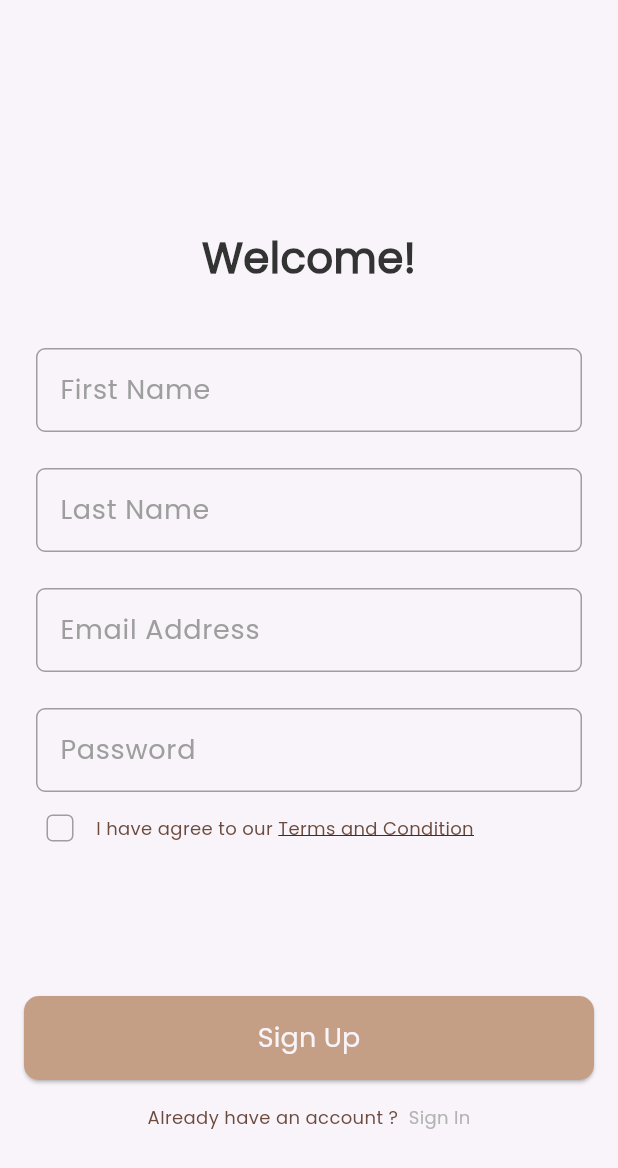
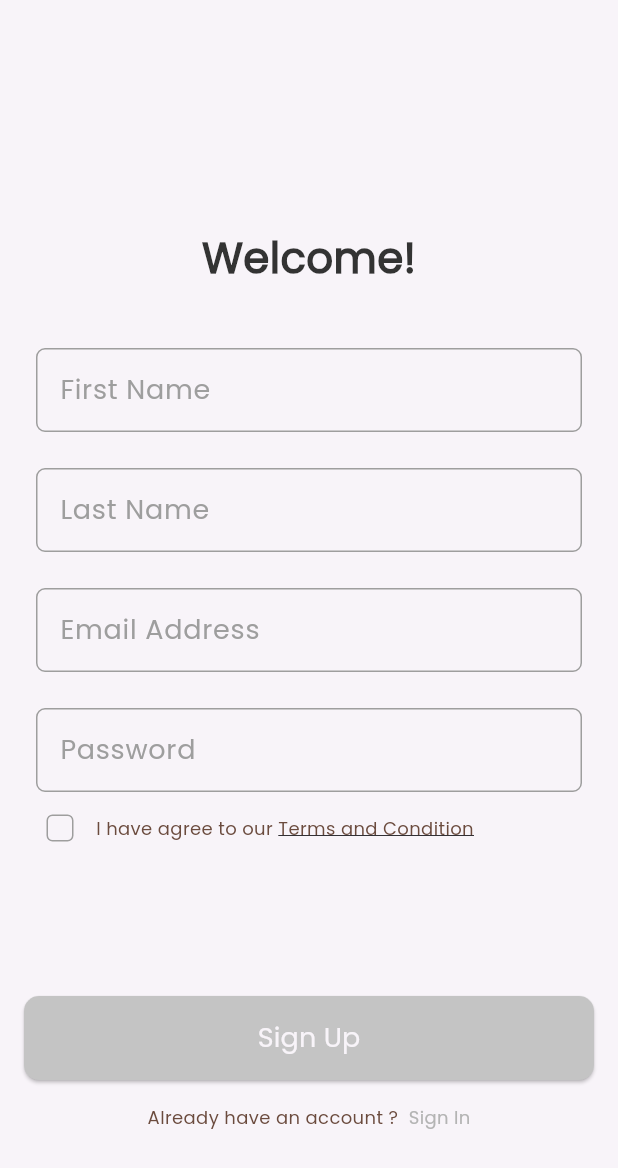
Before and after one commit to MrOsamaGeek/DalelMarket, a Flutter app: the SignUpView screen opened by its route, on a phone screen of 412 x 824 dp. Shown: the top 1168 px of the screen. Run offline on Flutter 3.47's test engine with Material 3 defaults, Android fonts, the phone set to English and light mode, and no system bars; our stand-ins replace firebase_auth, firebase_core, flutter_bloc, get_it, go_router, shared_preferences and 1 more; accounts and stored records are empty.

Commit message:
form validation

```diff
--- a/lib/features/auth/presentation/auth_cubit/cubit/auth_cubit.dart
+++ b/lib/features/auth/presentation/auth_cubit/cubit/auth_cubit.dart
@@ -1,18 +1,21 @@
 import 'package:dalel/features/auth/presentation/auth_cubit/cubit/auth_state.dart';
 import 'package:firebase_auth/firebase_auth.dart';
+import 'package:flutter/material.dart';
 import 'package:flutter_bloc/flutter_bloc.dart';
 
 class AuthCubit extends Cubit<AuthState> {
   AuthCubit() : super(AuthInitial());
-  late String? fristName;
-  late String? lastName;
-  late String? emailAddress;
-  late String? password;
+  String? fristName;
+  String? lastName;
+  String? emailAddress;
+  String? password;
+  bool? termsAndConditionCheckBox = false;
+  GlobalKey<FormState> signupFormKey = GlobalKey<FormState>();
   signUpWithEmailAndPassword() async {
     try {
       emit(SignUpLoadingState());
-      final credential = await FirebaseAuth.instance
-          .createUserWithEmailAndPassword(email: emailAddress!, password: password!);
+      await FirebaseAuth.instance.createUserWithEmailAndPassword(
+          email: emailAddress!, password: password!);
       emit(SignUpSuccessState());
     } on FirebaseAuthException catch (e) {
       if (e.code == 'weak-password') {
@@ -23,7 +26,13 @@ class AuthCubit extends Cubit<AuthState> {
             errMessage: 'The account already exists for that email.'));
       }
     } catch (e) {
+      print(e.toString());
       emit(SignUpFailureState(errMessage: e.toString()));
     }
   }
+
+  updateTermsAndConditionCheckBox({required newValue}) {
+    termsAndConditionCheckBox = newValue;
+    emit(TermsAndConditionUpdateState());
+  }
 }
--- a/lib/features/auth/presentation/auth_cubit/cubit/auth_state.dart
+++ b/lib/features/auth/presentation/auth_cubit/cubit/auth_state.dart
@@ -11,3 +11,4 @@ final class SignUpFailureState extends AuthState {
 
   SignUpFailureState({required this.errMessage});
 }
+final class TermsAndConditionUpdateState extends AuthState {}
--- a/lib/features/auth/presentation/views/sign_up_view.dart
+++ b/lib/features/auth/presentation/views/sign_up_view.dart
@@ -9,21 +9,22 @@ class SignUpView extends StatelessWidget {
 
   @override
   Widget build(BuildContext context) {
-    return Scaffold(
+    return const Scaffold(
       body: Padding(
-        padding: const EdgeInsets.symmetric(horizontal: 16.0),
+        padding: EdgeInsets.symmetric(horizontal: 16.0),
         child: CustomScrollView(
           slivers: [
-            const SliverToBoxAdapter(child: SizedBox(height: 152)),
-            const SliverToBoxAdapter(
+            SliverToBoxAdapter(child: SizedBox(height: 152)),
+            SliverToBoxAdapter(
                 child: WelcomeTextWidget(text: AppStrings.welcome)),
-            const SliverToBoxAdapter(child: SizedBox(height: 16)),
+            SliverToBoxAdapter(child: SizedBox(height: 16)),
             SliverToBoxAdapter(child: CustomSignUpForm()),
-            const SliverToBoxAdapter(child: SizedBox(height: 16)),
-            const SliverToBoxAdapter(
+            SliverToBoxAdapter(child: SizedBox(height: 16)),
+            SliverToBoxAdapter(
                 child: HaveAnAccountWidget(
                     text1: AppStrings.alreadyHaveAnAccount,
                     text2: AppStrings.signIn)),
+            SliverToBoxAdapter(child: SizedBox(height: 16)),
           ],
         ),
       ),
--- a/lib/features/auth/presentation/widget/custom_check_box.dart
+++ b/lib/features/auth/presentation/widget/custom_check_box.dart
@@ -1,4 +1,6 @@
+import 'package:dalel/features/auth/presentation/auth_cubit/cubit/auth_cubit.dart';
 import 'package:flutter/material.dart';
+import 'package:flutter_bloc/flutter_bloc.dart';
 
 class CustomCheckBox extends StatefulWidget {
   const CustomCheckBox({super.key});
@@ -18,6 +20,7 @@ class _CustomCheckBoxState extends State<CustomCheckBox> {
         onChanged: (newValue) {
           setState(() {
             value = newValue;
+            BlocProvider.of<AuthCubit>(context).updateTermsAndConditionCheckBox(newValue: newValue);
           });
         });
   }
--- a/lib/features/auth/presentation/widget/custom_signup_form.dart
+++ b/lib/features/auth/presentation/widget/custom_signup_form.dart
@@ -1,3 +1,4 @@
+import 'package:dalel/core/utils/app_colors.dart';
 import 'package:dalel/core/utils/app_strings.dart';
 import 'package:dalel/core/widgets/custom_btn.dart';
 import 'package:dalel/features/auth/presentation/auth_cubit/cubit/auth_cubit.dart';
@@ -15,39 +16,47 @@ class CustomSignUpForm extends StatelessWidget {
     return BlocConsumer<AuthCubit, AuthState>(
       listener: (context, state) {},
       builder: (context, state) {
+        AuthCubit authCubit = BlocProvider.of<AuthCubit>(context);
         return Form(
+            key: authCubit.signupFormKey,
             child: Column(
               children: [
                 CustomTextFormField(
                   labelText: AppStrings.fristName,
                   onChanged: (fristName) {
-                BlocProvider.of<AuthCubit>(context).fristName = fristName;
+                    authCubit.fristName = fristName;
                   },
                 ),
                 CustomTextFormField(
                   labelText: AppStrings.lastName,
                   onChanged: (lastName) {
-                BlocProvider.of<AuthCubit>(context).lastName = lastName;
+                    authCubit.lastName = lastName;
                   },
                 ),
                 CustomTextFormField(
                   labelText: AppStrings.emailAddress,
                   onChanged: (emailAddress) {
-                BlocProvider.of<AuthCubit>(context).emailAddress = emailAddress;
+                    authCubit.emailAddress = emailAddress;
                   },
                 ),
                 CustomTextFormField(
                   labelText: AppStrings.password,
                   onChanged: (password) {
-                BlocProvider.of<AuthCubit>(context).password = password;
+                    authCubit.password = password;
                   },
                 ),
-            TermsAndConditionWidget(),
-            SizedBox(height: 88),
+                const TermsAndConditionWidget(),
+                const SizedBox(height: 88),
                 CustomBtn(
+                    color: authCubit.termsAndConditionCheckBox == false
+                        ? AppColors.grey
+                        : null,
                     onPressed: () {
-                  BlocProvider.of<AuthCubit>(context)
-                      .signUpWithEmailAndPassword();
+                      if (authCubit.termsAndConditionCheckBox == true) {
+                        if (authCubit.signupFormKey.currentState!.validate()) {
+                          authCubit.signUpWithEmailAndPassword();
+                        }
+                      }
                     },
                     text: AppStrings.signUp),
               ],
```
Also changed, not shown: lib/features/auth/presentation/widget/custom_text_field.dart (+12 -2 lines). Lines whose indentation alone changed are shown as unchanged.
